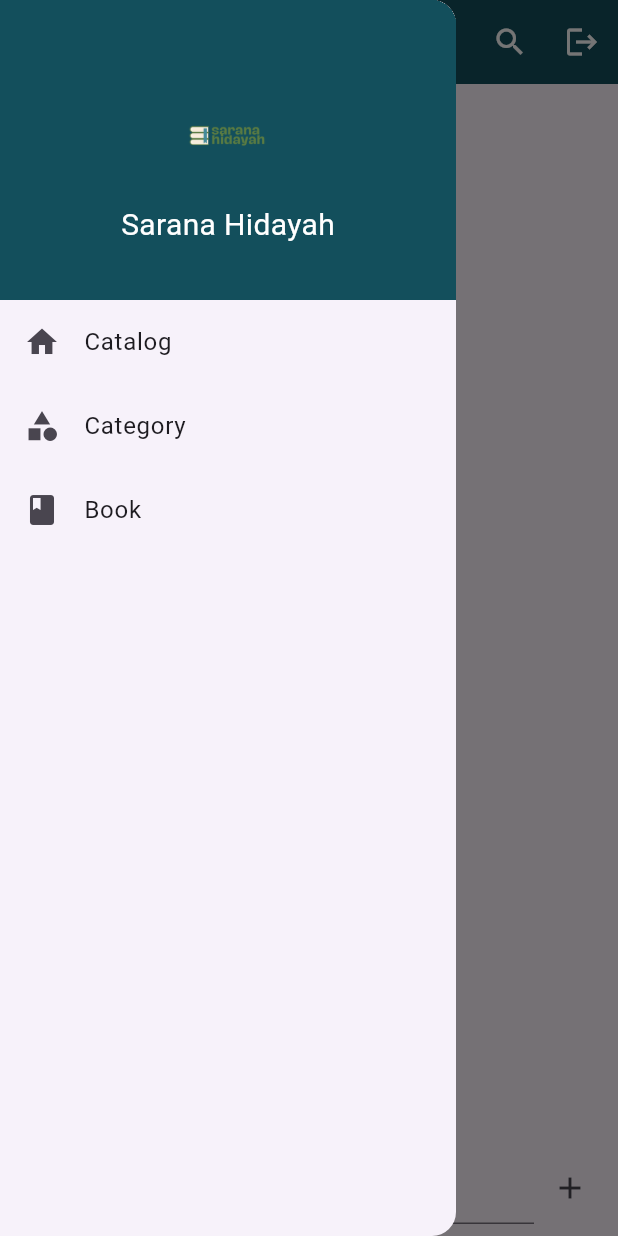
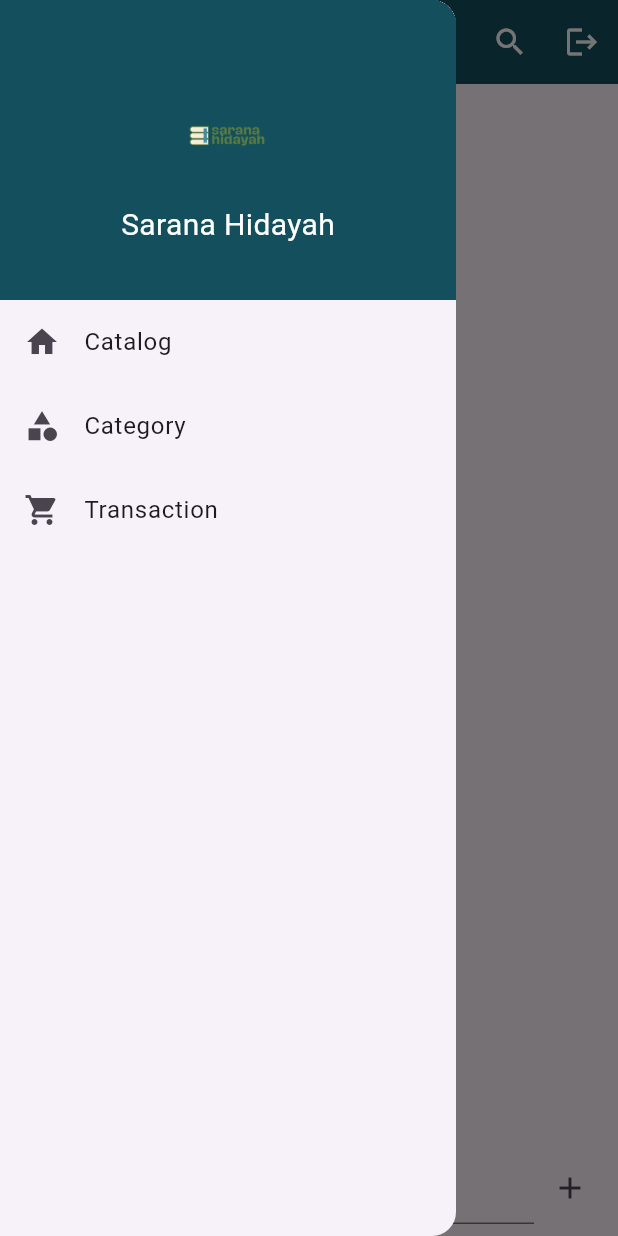
Before and after one commit to SitiMarfungahDwiLestari/SaranaHidayah, a Flutter app: the CategoryPage screen opened directly, with the side drawer open, on a phone screen of 412 x 824 dp. Run offline on Flutter 3.47's test engine with Material 3 defaults, Android fonts, the light colour scheme and no system bars; our stand-ins replace geocoding, geolocator, get, google_fonts, google_maps_flutter, image_picker and 1 more; accounts and stored records are empty; network calls fail.

Commit message:
menambahkan transaksi page

```diff
--- a/lib/widgets/drawer_widget.dart
+++ b/lib/widgets/drawer_widget.dart
@@ -64,8 +64,8 @@
               },
             ),
             ListTile(
-              leading: const Icon(Icons.book),
-              title: Text('Book'),
+              leading: const Icon(Icons.shopping_cart),
+              title: Text('Transaction'),
               onTap: () {
                 Navigator.pop(context);
               },
```
Also changed, not shown: lib/screen/transaction_page.dart (added, +20 -0 lines), lib/controller/transaction_controller.dart (added), lib/service/transaction_sevice.dart (added).
